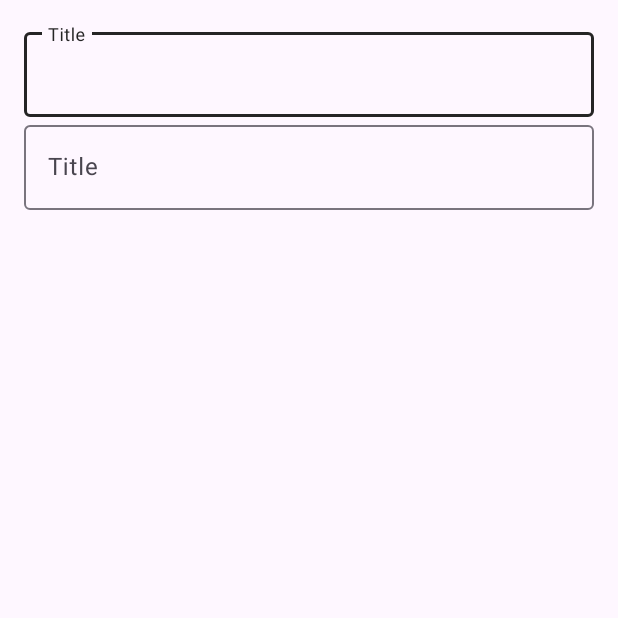
After one commit to wildanfatah22/challenge4, an Android app: the AddStoryActivity screen opened directly, with no data from a screen before it, on a phone screen of 412 x 824 dp, the top half of it. The commit adds this screen. Run offline under Robolectric (Android 15) with nearby library versions, the phone set to English and light mode, and no system bars; our stand-ins replace data binding.

Commit message:
layouting add story, no logic at all Activity

```diff
--- a/app/src/main/AndroidManifest.xml
+++ b/app/src/main/AndroidManifest.xml
@@ -12,6 +12,9 @@
         android:supportsRtl="true"
         android:theme="@style/Theme.Challenge4"
         tools:targetApi="31">
+        <activity
+            android:name=".view.AddStoryActivity"
+            android:exported="false" />
         <activity
             android:name=".view.auth.RegisterActivity"
             android:exported="false" />
--- /dev/null
+++ b/app/src/main/java/com/example/challenge4/view/AddStoryActivity.kt
@@ -0,0 +1,12 @@
+package com.example.challenge4.view
+
+import androidx.appcompat.app.AppCompatActivity
+import android.os.Bundle
+import com.example.challenge4.R
+
+class AddStoryActivity : AppCompatActivity() {
+    override fun onCreate(savedInstanceState: Bundle?) {
+        super.onCreate(savedInstanceState)
+        setContentView(R.layout.activity_add_story)
+    }
+}
--- a/app/src/main/java/com/example/challenge4/view/auth/LoginActivity.kt
+++ b/app/src/main/java/com/example/challenge4/view/auth/LoginActivity.kt
@@ -16,17 +16,15 @@ import com.example.challenge4.model.local.repository.AuthRepository
 class LoginActivity : AppCompatActivity() {
 
     private lateinit var binding: ActivityLoginBinding
-    private lateinit var viewModel: LoginViewModel
+    private lateinit var authRepository: AuthRepository
+    private val viewModel: LoginViewModel by lazy {
+        ViewModelProvider(this, LoginViewModelFactory(authRepository))[LoginViewModel::class.java]
+    }
 
 
     override fun onCreate(savedInstanceState: Bundle?) {
         super.onCreate(savedInstanceState)
         binding = DataBindingUtil.setContentView(this, R.layout.activity_login)
-
-        val authRepository = AuthRepository() // Gantilah ini sesuai dengan implementasi sebenarnya
-        val factory = LoginViewModelFactory(authRepository)
-        viewModel = ViewModelProvider(this, factory).get(LoginViewModel::class.java)
-
         binding.lifecycleOwner = this
         binding.viewModel = viewModel
         binding.view = binding.root
--- /dev/null
+++ b/app/src/main/res/layout/activity_add_story.xml
@@ -0,0 +1,40 @@
+<?xml version="1.0" encoding="utf-8"?>
+<layout
+    xmlns:android="http://schemas.android.com/apk/res/android"
+    xmlns:app="http://schemas.android.com/apk/res-auto"
+    xmlns:tools="http://schemas.android.com/tools">
+
+    <androidx.constraintlayout.widget.ConstraintLayout
+        android:layout_width="match_parent"
+        android:layout_height="match_parent"
+        tools:context=".view.AddStoryActivity"
+        android:padding="16dp">
+
+        <com.google.android.material.textfield.TextInputLayout
+            android:id="@+id/edt_title"
+            android:layout_width="match_parent"
+            android:layout_height="wrap_content"
+            app:layout_constraintTop_toTopOf="parent">
+            <com.google.android.material.textfield.TextInputEditText
+                android:id="@+id/edt_title_input"
+                android:layout_width="match_parent"
+                android:layout_height="wrap_content"
+                android:hint="@string/title"
+                />
+        </com.google.android.material.textfield.TextInputLayout>
+
+        <com.google.android.material.textfield.TextInputLayout
+            android:id="@+id/edt_description"
+            android:layout_width="match_parent"
+            android:layout_height="wrap_content"
+            app:layout_constraintTop_toBottomOf="@id/edt_title">
+            <com.google.android.material.textfield.TextInputEditText
+                android:id="@+id/edt_description_input"
+                android:layout_width="match_parent"
+                android:layout_height="wrap_content"
+                android:hint="@string/title"
+                />
+        </com.google.android.material.textfield.TextInputLayout>
+
+    </androidx.constraintlayout.widget.ConstraintLayout>
+</layout>
```
